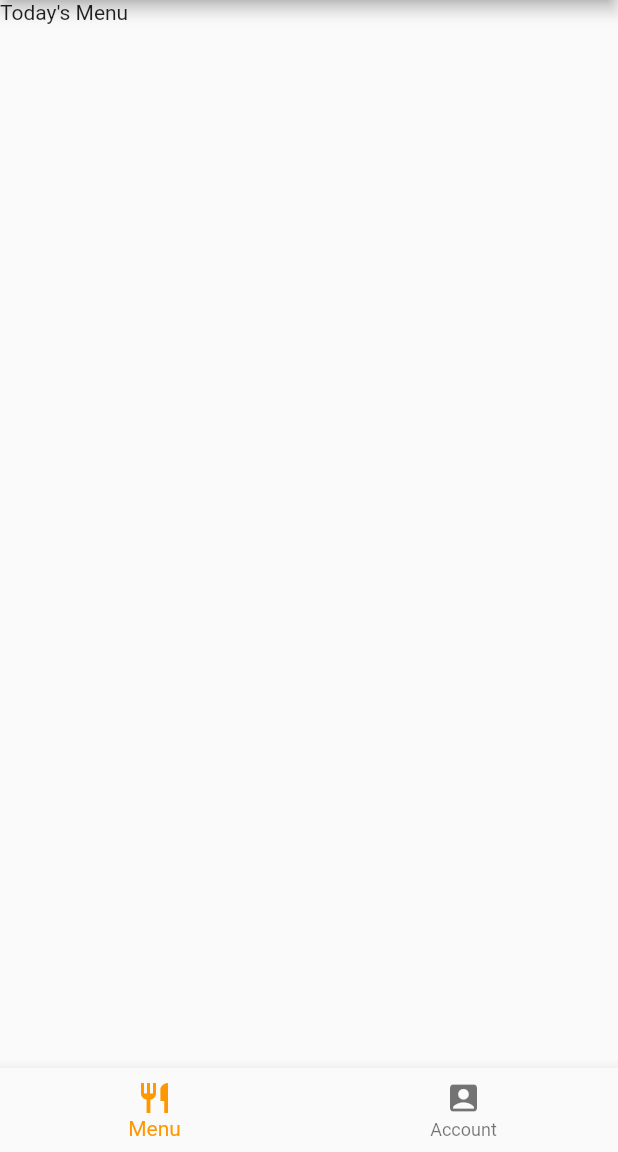
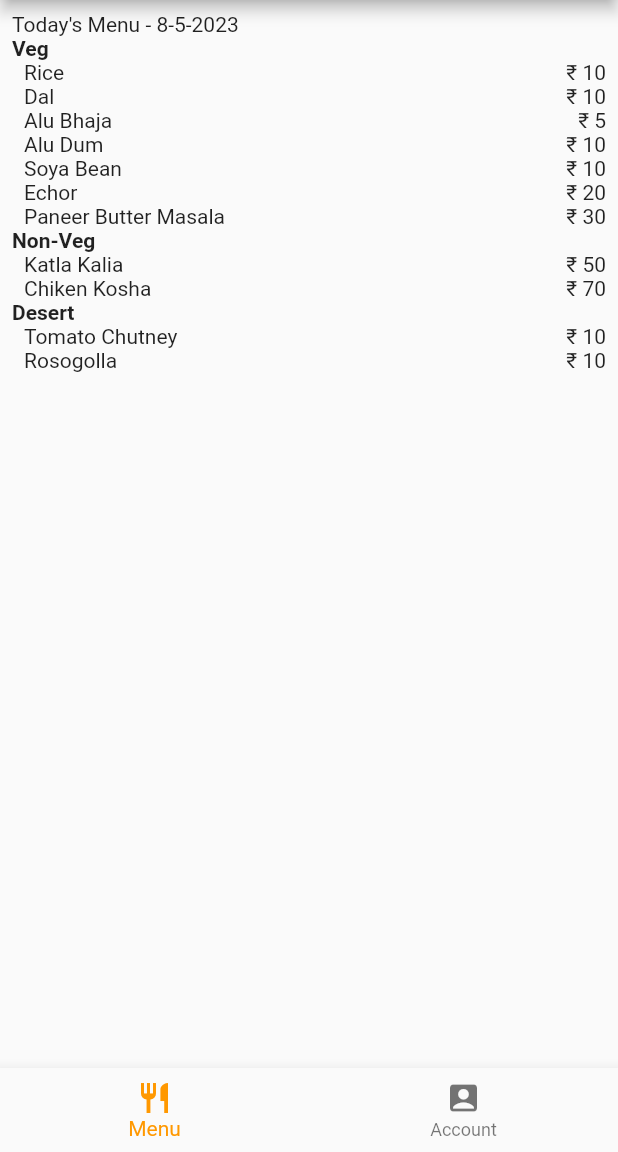
Before and after one commit to nomnomtiffin/LunchBox, a Flutter app: the screen it shows after launch, on a phone screen of 412 x 824 dp, the part 84-1236 px from its top. Run offline on Flutter 3.47's test engine with Material 2 defaults, Android fonts, the phone set to English and light mode, and no system bars.

Commit message:
Custom menu layout

```diff
--- a/lib/home_page/my_home_page.dart
+++ b/lib/home_page/my_home_page.dart
@@ -1,4 +1,7 @@
 import 'package:flutter/material.dart';
+import 'package:lunch_box/model/menu.dart';
+import 'package:lunch_box/model/menu_item.dart';
+import 'package:lunch_box/util/dummy_menu.dart';
 
 class MyHomePage extends StatefulWidget {
   const MyHomePage({super.key});
@@ -10,13 +13,69 @@ class MyHomePage extends StatefulWidget {
 class _MyHomePageState extends State<MyHomePage> {
   @override
   Widget build(BuildContext context) {
-    return Column(
+    Menu menu = DummyMenu.getMenu();
+    DateTime menuDate = menu.menuDate;
+
+    return SingleChildScrollView(
+      child: Padding(
+        padding: const EdgeInsets.all(8.0),
+        child: Column(
           mainAxisAlignment: MainAxisAlignment.start,
+          crossAxisAlignment: CrossAxisAlignment.start,
           children: <Widget>[
             Text(
-              'Today\'s Menu',
+              'Today\'s Menu - ${menuDate.day}-${menuDate.month}-${menuDate.year}',
             ),
+            ...getMenuItems(menu)
           ],
-        );
+        ),
+      ),
+    );
+  }
+
+  List<Widget> getMenuItems(Menu menu) {
+    List<Widget> menuItems = List.empty(growable: true);
+    Map<String, List<MenuItem>> categories = {};
+    for (MenuItem item in menu.menuItems) {
+      List<MenuItem> menuItems;
+      if (categories.keys.contains(item.type)) {
+        menuItems = categories[item.type]!;
+      } else {
+        menuItems = List.empty(growable: true);
+      }
+      menuItems.add(item);
+      categories[item.type] = menuItems;
+    }
+
+    for (String key in categories.keys) {
+      menuItems.add(Row(
+        children: [
+          Text(
+            key,
+            style: const TextStyle(fontWeight: FontWeight.bold),
+          )
+        ],
+      ));
+
+      List<MenuItem> items = categories[key]!;
+      for (MenuItem menuItem in items) {
+        menuItems.add(Row(
+          children: [
+            Padding(
+              padding: const EdgeInsets.fromLTRB(8.0, 0.0, 0.0, 0.0),
+              child: Text(
+                menuItem.name,
+              ),
+            ),
+            const Spacer(),
+            Text(
+              '₹ ${menuItem.price}',
+            )
+          ],
+        ));
+      }
+    }
+
+    return menuItems;
   }
 }
--- /dev/null
+++ b/lib/model/menu.dart
@@ -0,0 +1,8 @@
+import 'package:lunch_box/model/menu_item.dart';
+
+class Menu {
+  final DateTime menuDate;
+  final List<MenuItem> menuItems;
+
+  const Menu({required this.menuDate, required this.menuItems});
+}
--- /dev/null
+++ b/lib/model/menu_item.dart
@@ -0,0 +1,12 @@
+class MenuItem {
+  final int id;
+  final String name;
+  final String type;
+  final int price;
+
+  const MenuItem(
+      {required this.id,
+      required this.name,
+      required this.type,
+      required this.price});
+}
--- /dev/null
+++ b/lib/util/dummy_menu.dart
@@ -0,0 +1,43 @@
+import 'package:lunch_box/model/menu.dart';
+import 'package:lunch_box/model/menu_item.dart';
+
+class DummyMenu {
+  static Menu getMenu() {
+    MenuItem rice = const MenuItem(id: 1, name: "Rice", type: "Veg", price: 10);
+    MenuItem dal = const MenuItem(id: 2, name: "Dal", type: "Veg", price: 10);
+    MenuItem aluBhaja =
+        const MenuItem(id: 3, name: "Alu Bhaja", type: "Veg", price: 5);
+    MenuItem aluDum =
+        const MenuItem(id: 4, name: "Alu Dum", type: "Veg", price: 10);
+    MenuItem soyaBean =
+        const MenuItem(id: 5, name: "Soya Bean", type: "Veg", price: 10);
+    MenuItem echor =
+        const MenuItem(id: 6, name: "Echor", type: "Veg", price: 20);
+    MenuItem katlaKalia =
+        const MenuItem(id: 7, name: "Katla Kalia", type: "Non-Veg", price: 50);
+    MenuItem chickenKosha =
+        const MenuItem(id: 8, name: "Chiken Kosha", type: "Non-Veg", price: 70);
+    MenuItem paneerButterMasala = const MenuItem(
+        id: 9, name: "Paneer Butter Masala", type: "Veg", price: 30);
+    MenuItem tomatoChutney = const MenuItem(
+        id: 10, name: "Tomato Chutney", type: "Desert", price: 10);
+    MenuItem Rosogolla =
+        const MenuItem(id: 11, name: "Rosogolla", type: "Desert", price: 10);
+
+    List<MenuItem> menuItems = List.empty(growable: true);
+    menuItems.add(rice);
+    menuItems.add(dal);
+    menuItems.add(aluBhaja);
+    menuItems.add(aluDum);
+    menuItems.add(soyaBean);
+    menuItems.add(echor);
+    menuItems.add(katlaKalia);
+    menuItems.add(chickenKosha);
+    menuItems.add(paneerButterMasala);
+    menuItems.add(tomatoChutney);
+    menuItems.add(Rosogolla);
+
+    Menu menu = Menu(menuDate: DateTime.now(), menuItems: menuItems);
+    return menu;
+  }
+}
```
